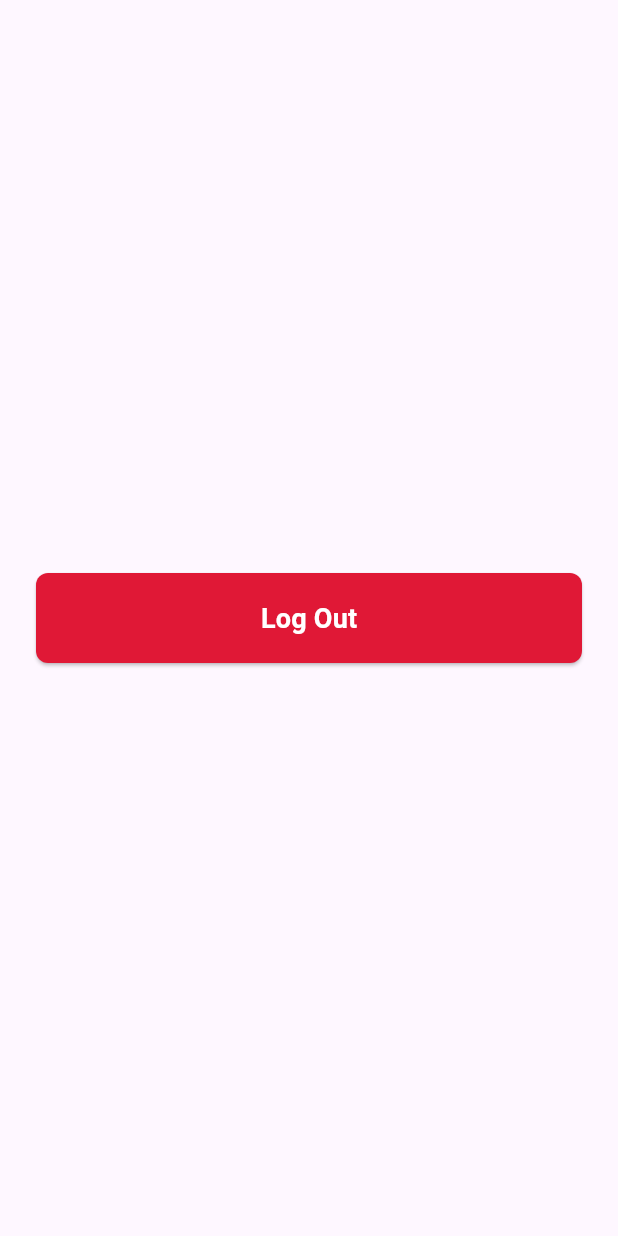
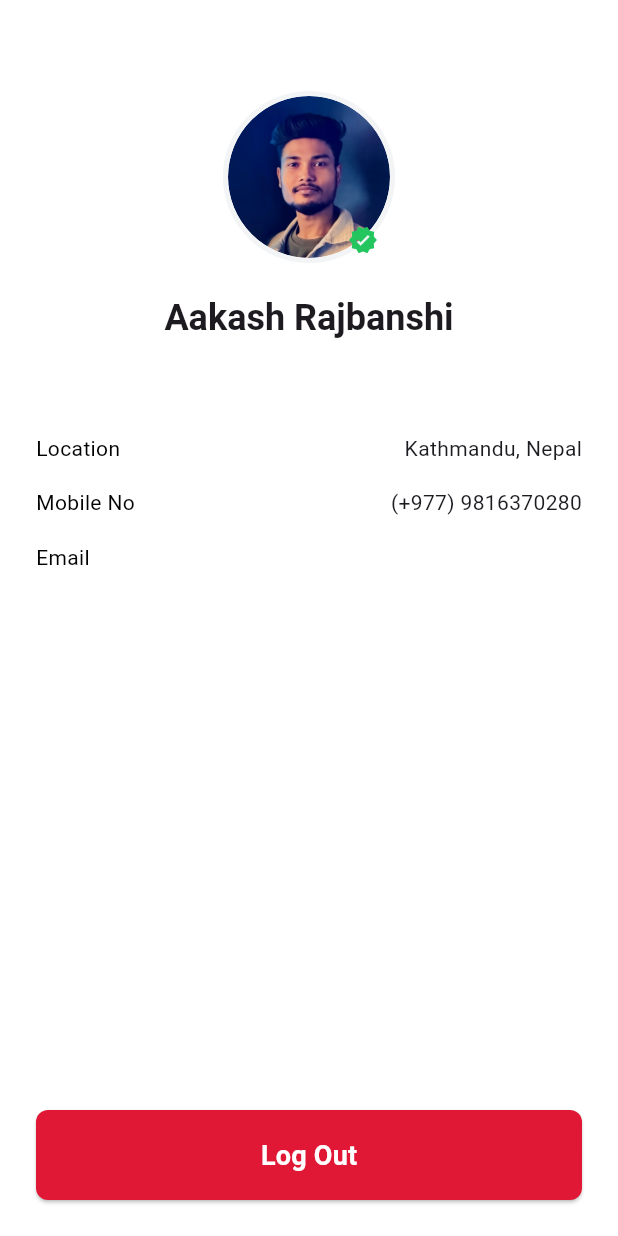
Before and after one commit to aakashx58/vidapp, a Flutter app: the ProfileScreen screen opened directly, on a phone screen of 412 x 824 dp. Run offline on Flutter 3.47's test engine with Material 3 defaults, Android fonts, the phone set to English and light mode, and no system bars; our stand-ins replace firebase_auth, firebase_core, flutter_bloc, get, hive, hive_flutter and 2 more; accounts and stored records are empty; network calls fail.

Commit message:
update: ui improvement and bug fix

```diff
--- a/lib/home/screens/profile_screen.dart
+++ b/lib/home/screens/profile_screen.dart
@@ -1,18 +1,16 @@
 import 'package:firebase_auth/firebase_auth.dart';
 import 'package:flutter/material.dart';
+import 'package:video_feed/common/extension/text_theme_extension.dart';
 import 'package:video_feed/common/utils/snackbar_utils.dart';
 import 'package:video_feed/components/button/t_primary_button.dart';
 import 'package:video_feed/components/utils/dialog_utils.dart';
+import 'package:video_feed/styles/app_assets.dart';
+import 'package:video_feed/styles/app_colors.dart';
 
-class ProfileScreen extends StatefulWidget {
-  const ProfileScreen({super.key});
+class ProfileScreen extends StatelessWidget {
+  final user = FirebaseAuth.instance.currentUser;
 
-  @override
-  State<ProfileScreen> createState() => _ProfileScreenState();
-}
-
-class _ProfileScreenState extends State<ProfileScreen> {
-  final user = FirebaseAuth.instance.currentUser;
+  ProfileScreen({super.key});
 
   signout() async {
     await FirebaseAuth.instance.signOut();
@@ -21,10 +19,56 @@ class _ProfileScreenState extends State<ProfileScreen> {
   @override
   Widget build(BuildContext context) {
     return Scaffold(
+      backgroundColor: Colors.white,
       body: Padding(
         padding: const EdgeInsets.all(24.0),
-        child: Center(
-          child: TPrimaryButton(
+        child: Column(
+          children: [
+            const SizedBox(height: 40),
+            Stack(
+              alignment: Alignment.bottomRight,
+              children: [
+                Container(
+                  width: 108,
+                  height: 108,
+                  decoration: const ShapeDecoration(
+                    image: DecorationImage(
+                      image: AssetImage(AppAssets.avatar),
+                      fit: BoxFit.fill,
+                    ),
+                    shape: OvalBorder(
+                      side: BorderSide(
+                        width: 3.40,
+                        strokeAlign: BorderSide.strokeAlignOutside,
+                        color: AppColors.grey100,
+                      ),
+                    ),
+                  ),
+                ),
+                const Positioned(
+                  bottom: 2,
+                  right: 8,
+                  child:
+                      Icon(Icons.verified, color: AppColors.green500, size: 20),
+                ),
+              ],
+            ),
+            const SizedBox(height: 24),
+            Text(
+              "Aakash Rajbanshi",
+              style: context.textTheme.headlineSmall
+                  ?.copyWith(fontWeight: FontWeight.bold),
+            ),
+            Text(
+              FirebaseAuth.instance.currentUser!.email!,
+              style: const TextStyle(color: AppColors.shadow),
+            ),
+            const SizedBox(height: 32),
+            _buildInfoRow("Location", "Kathmandu, Nepal"),
+            _buildInfoRow("Mobile No", "(+977) 9816370280"),
+            _buildInfoRow("Email", FirebaseAuth.instance.currentUser!.email!),
+            const Spacer(),
+            TPrimaryButton(
               label: 'Log Out',
               isBusy: false,
               onPressed: () async {
@@ -47,8 +91,25 @@ class _ProfileScreenState extends State<ProfileScreen> {
                 }
               },
             ),
+          ],
         ),
       ),
     );
   }
+
+  Widget _buildInfoRow(String label, String value) {
+    return Padding(
+      padding: const EdgeInsets.symmetric(vertical: 8.0),
+      child: Row(
+        mainAxisAlignment: MainAxisAlignment.spaceBetween,
+        children: [
+          Text(
+            label,
+            style: const TextStyle(color: AppColors.shadow),
+          ),
+          Text(value),
+        ],
+      ),
+    );
   }
+}
--- a/lib/styles/app_assets.dart
+++ b/lib/styles/app_assets.dart
@@ -4,10 +4,16 @@ class AppAssets {
 
 //images
   static const logo = "${_basePng}logo.png";
+  static const avatar = "${_basePng}avatar.png";
+  static const person = "${_basePng}person.png";
   static const person1 = "${_basePng}person1.png";
   static const person2 = "${_basePng}person2.png";
   static const person3 = "${_basePng}person3.png";
   static const person4 = "${_basePng}person4.png";
+  static const person5 = "${_basePng}person5.png";
+  static const image1 = "${_basePng}img1.png";
+  static const image2 = "${_basePng}img2.png";
+  static const image3 = "${_basePng}img3.png";
 
   //videos
   static const image = "${_basePng}logo.png";
```
Also changed, not shown: lib/common/extra/coming_soon.dart (deleted, +0 -85 lines), lib/common/extra/reusable_info_screen.dart (added, +58 -0 lines), lib/common/utils/bottom_sheet_utils.dart (+35 -21 lines), lib/home/screens/add_video_screen.dart (added, +16 -0 lines), lib/home/screens/chat_screen.dart (added, +16 -0 lines), lib/home/screens/friends_screen.dart (added, +16 -0 lines), lib/home/screens/home_screen.dart (+22 -9 lines), assets/images/avatar.png (added), assets/images/img1.png (added), assets/images/img2.png (added), assets/images/img3.png (added), assets/images/person.png (added), assets/images/person5.png (added), 6 other files. Lines whose indentation alone changed are shown as unchanged.
